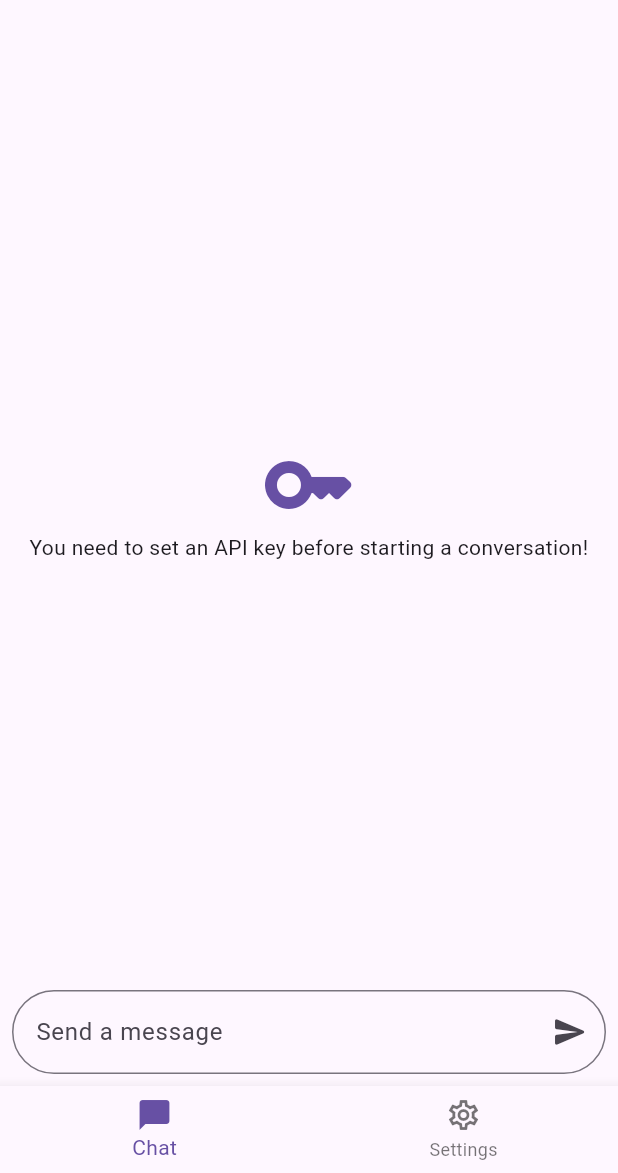
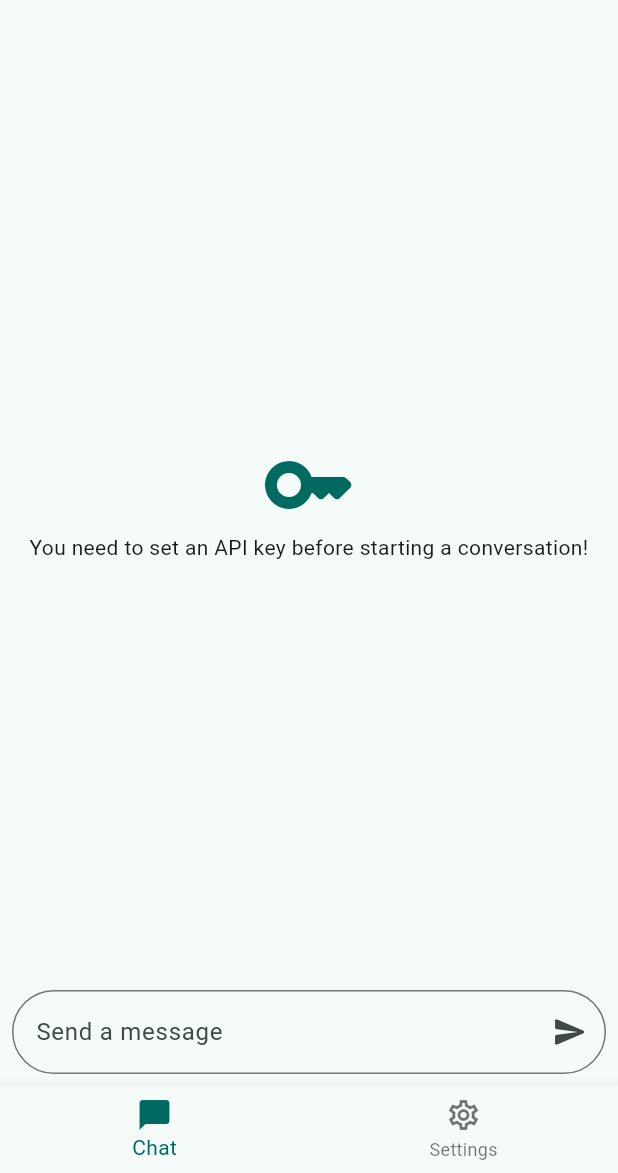
Before and after one commit to fullstackbusiness1128/ChatGTP-Flutter, a Flutter app: the screen it shows after launch, on a phone screen of 412 x 824 dp, the part 63-1236 px from its top. Run offline on Flutter 3.47's test engine with Material 2 defaults, Android fonts, the phone set to English and light mode, and no system bars; our stand-ins replace awesome_extensions, equatable, flutter_bloc, flutter_secure_storage, get_it, go_router and 5 more; missing offline and left inert: chat_gpt_sdk.

Commit message:
[Updated] Package name & Theme color

```diff
--- a/lib/my_app.dart
+++ b/lib/my_app.dart
@@ -33,10 +33,12 @@ class MyApp extends StatelessWidget {
             theme: ThemeData(
               brightness: Brightness.light,
               useMaterial3: true,
+              colorSchemeSeed: Colors.teal,
             ),
             darkTheme: ThemeData(
               brightness: Brightness.dark,
               useMaterial3: true,
+              colorSchemeSeed: Colors.teal,
             ),
             routerConfig: appRouter,
             builder: (context, child) => ResponsiveBreakpoints.builder(
```
Also changed, not shown: 2 other files.
